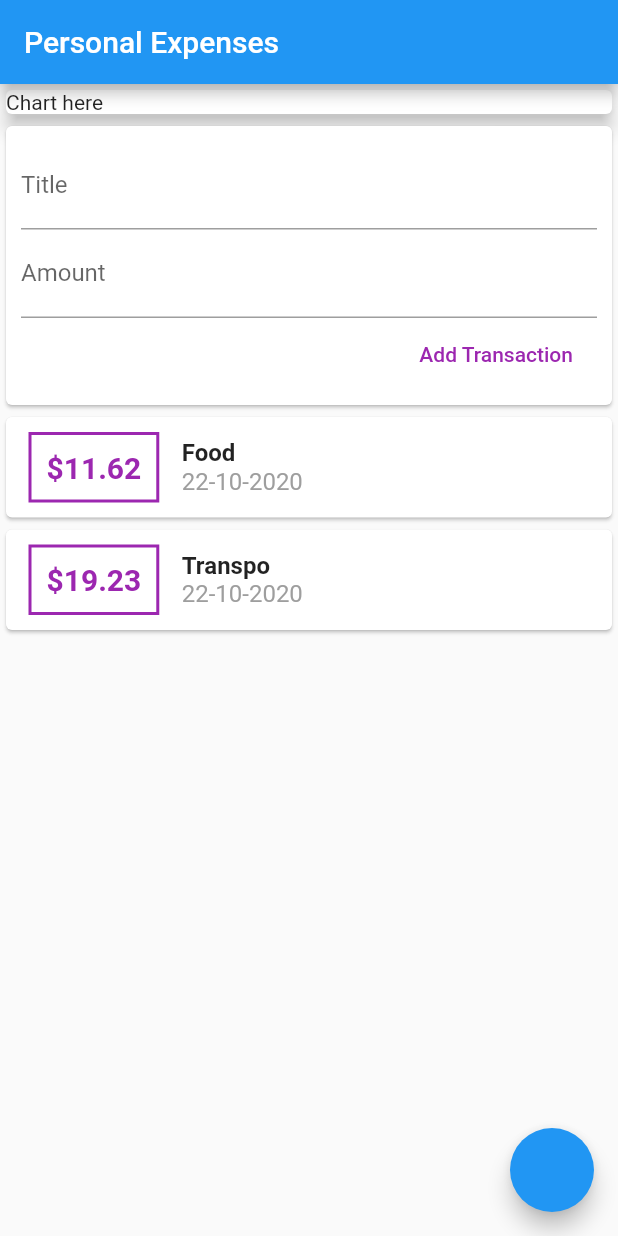
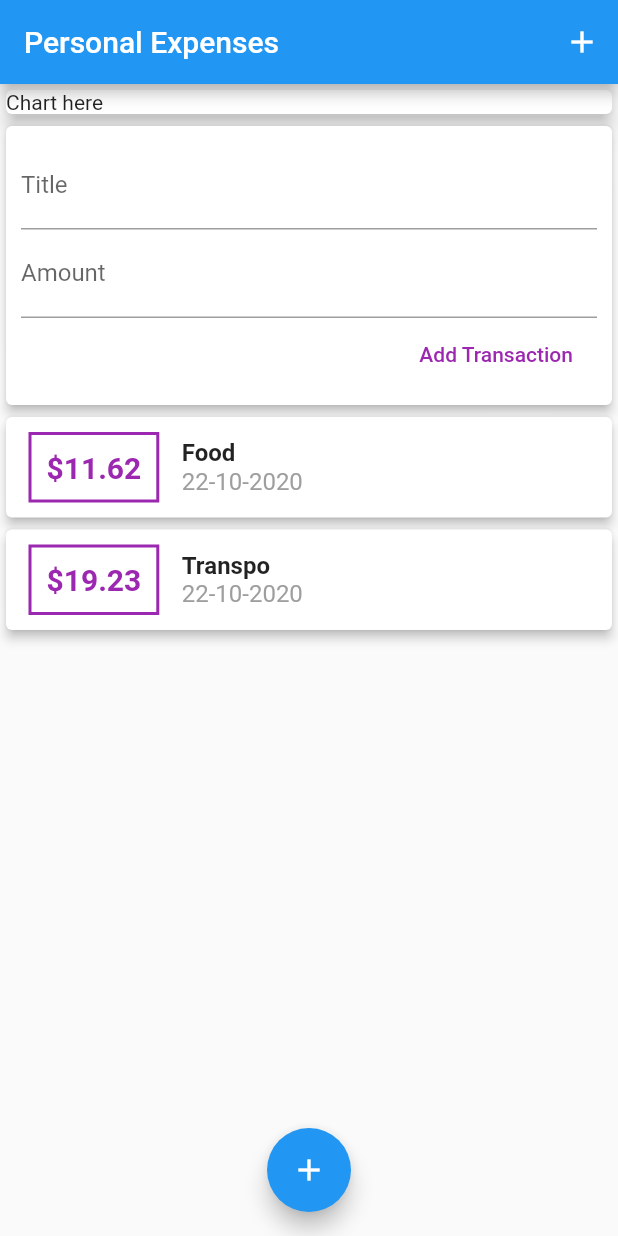
Before and after one commit to MBanawa/personal_expenses_app, a Flutter app: the screen it shows after launch, after a tap on "Add Transaction", on a phone screen of 412 x 824 dp. Run offline on Flutter 3.47's test engine with Material 2 defaults, Android fonts, the phone set to English and light mode, and no system bars.

Commit message:
minor updates

```diff
--- a/lib/main.dart
+++ b/lib/main.dart
@@ -5,20 +5,36 @@ void main() => runApp(MyApp());
 
 class MyApp extends StatelessWidget {
   final titleController = TextEditingController();
+  final amountController = TextEditingController();
 
-  final amountController = TextEditingController();
+  void startAddNewTransaction(BuildContext ctx) {
+    showModalBottomSheet(
+      context: ctx,
+      builder: (bldrCtx) {},
+    );
+  }
 
   @override
   Widget build(BuildContext context) {
     return MaterialApp(
+      debugShowCheckedModeBanner: false,
       home: Scaffold(
+        floatingActionButtonLocation: FloatingActionButtonLocation.centerFloat,
         floatingActionButton: FloatingActionButton(
+          child: Icon(Icons.add),
           onPressed: () {},
         ),
         appBar: AppBar(
           title: Text('Personal Expenses'),
+          actions: [
+            IconButton(
+              icon: Icon(Icons.add),
+              onPressed: () {},
             ),
-        body: Column(
+          ],
+        ),
+        body: SingleChildScrollView(
+          child: Column(
             children: [
               Container(
                 width: double.infinity,
@@ -31,6 +47,7 @@ class MyApp extends StatelessWidget {
             ],
           ),
         ),
+      ),
     );
   }
 }
--- a/lib/widgets/new_transaction.dart
+++ b/lib/widgets/new_transaction.dart
@@ -6,14 +6,26 @@ class NewTransaction extends StatelessWidget {
   final Function addTx;
 
   NewTransaction(this.addTx);
+  void sumbitData() {
+    final enteredTitle = titleController.text;
+    final enteredAmount = double.parse(amountController.text);
+
+    if (enteredTitle.isEmpty || enteredAmount <= 0) {
+      return;
+    }
+
+    addTx(enteredTitle, enteredAmount);
+  }
 
   @override
   Widget build(BuildContext context) {
     return Card(
+      elevation: 3.0,
       child: Container(
         padding: EdgeInsets.all(10.0),
         child: Column(crossAxisAlignment: CrossAxisAlignment.end, children: [
           TextField(
+            onSubmitted: (_) => sumbitData(),
             controller: titleController,
             // onChanged: (value) {
             //   titleInput = value;
@@ -23,6 +35,8 @@ class NewTransaction extends StatelessWidget {
             ),
           ),
           TextField(
+            keyboardType: TextInputType.number,
+            onSubmitted: (_) => sumbitData(),
             controller: amountController,
             // onChanged: (value) {
             //   amountInput = value;
@@ -32,12 +46,7 @@ class NewTransaction extends StatelessWidget {
             ),
           ),
           FlatButton(
-            onPressed: () {
-              addTx(
-                titleController.text,
-                double.parse(amountController.text),
-              );
-            },
+            onPressed: sumbitData,
             child: Text(
               'Add Transaction',
               style: TextStyle(color: Colors.purple),
--- a/lib/widgets/transaction_list.dart
+++ b/lib/widgets/transaction_list.dart
@@ -9,9 +9,13 @@ class TransactionList extends StatelessWidget {
 
   @override
   Widget build(BuildContext context) {
-    return Column(
-      children: transactions.map((tx) {
+    return Container(
+      height: 300,
+      child: ListView.builder(
+        itemCount: transactions.length,
+        itemBuilder: (context, index) {
           return Card(
+            elevation: 3.0,
             child: Row(
               children: [
                 Container(
@@ -26,7 +30,7 @@ class TransactionList extends StatelessWidget {
                     width: 2.0,
                   )),
                   child: Text(
-                  '\$${tx.amount}',
+                    '\$${transactions[index].amount.toStringAsFixed(2)}',
                     style: TextStyle(
                       fontWeight: FontWeight.bold,
                       fontSize: 20.0,
@@ -38,14 +42,14 @@ class TransactionList extends StatelessWidget {
                   crossAxisAlignment: CrossAxisAlignment.start,
                   children: [
                     Text(
-                    tx.title,
+                      transactions[index].title,
                       style: TextStyle(
                         fontSize: 16,
                         fontWeight: FontWeight.bold,
                       ),
                     ),
                     Text(
-                    DateFormat('dd-MM-yyyy').format(tx.date),
+                      DateFormat('dd-MM-yyyy').format(transactions[index].date),
                       style: TextStyle(
                         fontSize: 16,
                         color: Colors.grey,
@@ -56,7 +60,8 @@ class TransactionList extends StatelessWidget {
               ],
             ),
           );
-      }).toList(),
+        },
+      ),
     );
   }
 }
```
Lines whose indentation alone changed are shown as unchanged.
